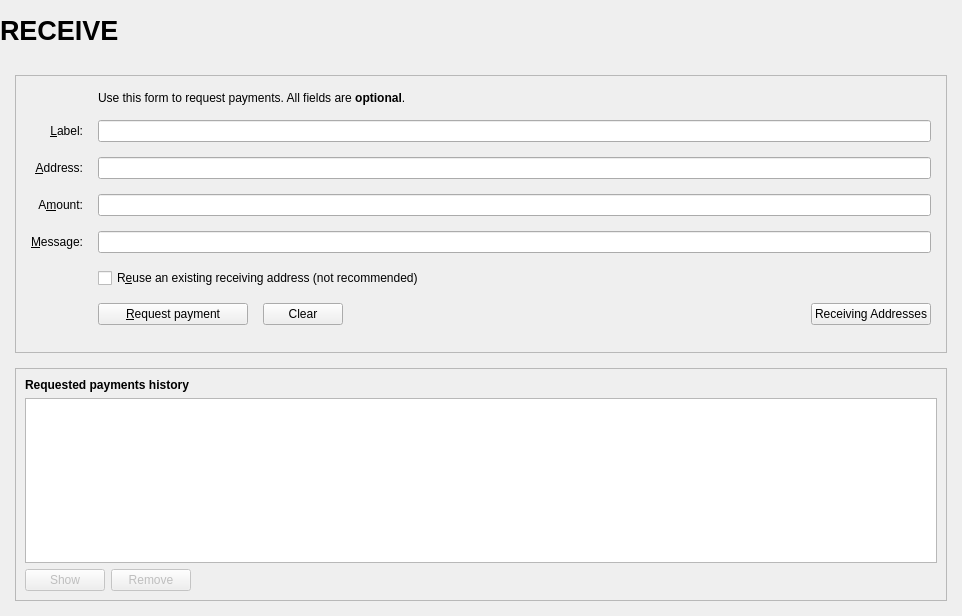
Before: the Qt Designer form src/qt/forms/receivecoinsdialog.ui in DigiDinar-Project/DigiDinar, drawn with Qt 5.
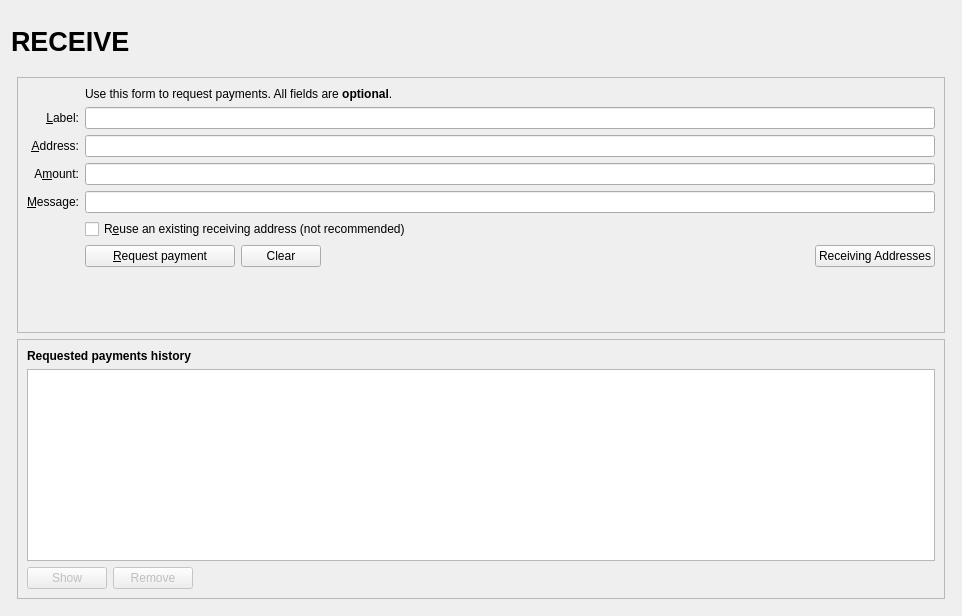
After: the same form once the commit is applied. Icons and pictures are not drawn. Custom widgets are drawn as their Qt base class.

Diff of the .ui file:
```diff
--- a/src/qt/forms/receivecoinsdialog.ui
+++ b/src/qt/forms/receivecoinsdialog.ui
@@ -11,18 +11,6 @@
    </rect>
   </property>
   <layout class="QVBoxLayout" name="verticalLayout" stretch="0">
-   <property name="leftMargin">
-    <number>0</number>
-   </property>
-   <property name="topMargin">
-    <number>0</number>
-   </property>
-   <property name="rightMargin">
-    <number>0</number>
-   </property>
-   <property name="bottomMargin">
-    <number>0</number>
-   </property>
    <item>
     <layout class="QVBoxLayout" name="verticalLayout_Master" stretch="0,1">
      <property name="spacing">
@@ -79,14 +67,14 @@
            <widget class="QLabel" name="labelOverviewHeaderRight">
             <property name="minimumSize">
              <size>
-              <width>250</width>
-              <height>55</height>
+              <width>464</width>
+              <height>60</height>
              </size>
             </property>
             <property name="maximumSize">
              <size>
-              <width>250</width>
-              <height>55</height>
+              <width>16777215</width>
+              <height>60</height>
              </size>
             </property>
             <property name="font">
@@ -110,20 +98,8 @@
      <item>
       <widget class="QFrame" name="frame_BG">
        <layout class="QVBoxLayout" name="verticalLayout_5">
-        <property name="spacing">
-         <number>15</number>
-        </property>
-        <property name="leftMargin">
-         <number>15</number>
-        </property>
-        <property name="topMargin">
-         <number>15</number>
-        </property>
-        <property name="rightMargin">
-         <number>15</number>
-        </property>
-        <property name="bottomMargin">
-         <number>15</number>
+        <property name="margin">
+         <number>6</number>
         </property>
         <item>
          <widget class="QFrame" name="frame2">
@@ -140,21 +116,6 @@
            <enum>QFrame::Sunken</enum>
           </property>
           <layout class="QVBoxLayout" name="verticalLayout_3">
-           <property name="spacing">
-            <number>15</number>
-           </property>
-           <property name="leftMargin">
-            <number>15</number>
-           </property>
-           <property name="topMargin">
-            <number>15</number>
-           </property>
-           <property name="rightMargin">
-            <number>15</number>
-           </property>
-           <property name="bottomMargin">
-            <number>15</number>
-           </property>
            <item>
             <layout class="QGridLayout" name="gridLayout">
              <item row="2" column="2">
```
